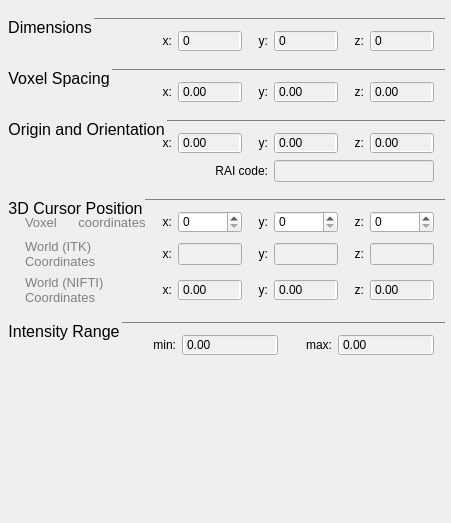
This is GUI/Qt/Components/ImageInfoInspector.ui in pyushkevich/itksnap as Qt 5 draws it before an edit. The edited form follows.
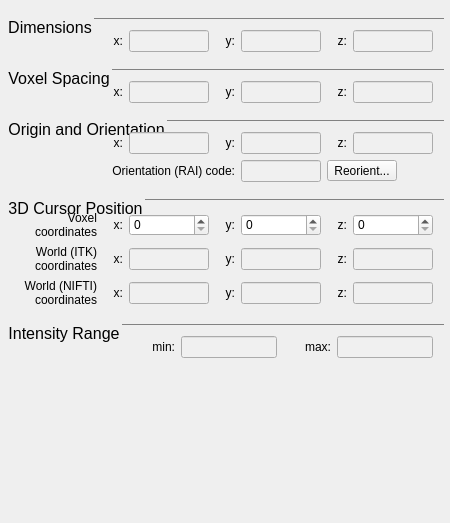
This is the edited form.

Diff of the .ui file:
```diff
--- a/GUI/Qt/Components/ImageInfoInspector.ui
+++ b/GUI/Qt/Components/ImageInfoInspector.ui
@@ -6,7 +6,7 @@
    <rect>
     <x>0</x>
     <y>0</y>
-    <width>451</width>
+    <width>450</width>
     <height>523</height>
    </rect>
   </property>
@@ -97,22 +97,16 @@
        </widget>
       </item>
       <item>
-       <widget class="QSpinBox" name="outDimX">
-        <property name="minimumSize">
+       <widget class="QLineEdit" name="outDimX">
+        <property name="maximumSize">
          <size>
-          <width>64</width>
-          <height>0</height>
+          <width>80</width>
+          <height>16777215</height>
          </size>
         </property>
         <property name="readOnly">
          <bool>true</bool>
         </property>
-        <property name="buttonSymbols">
-         <enum>QAbstractSpinBox::NoButtons</enum>
-        </property>
-        <property name="maximum">
-         <number>999999</number>
-        </property>
        </widget>
       </item>
       <item>
@@ -132,22 +126,16 @@
        </widget>
       </item>
       <item>
-       <widget class="QSpinBox" name="outDimY">
-        <property name="minimumSize">
+       <widget class="QLineEdit" name="outDimY">
+        <property name="maximumSize">
          <size>
-          <width>64</width>
-          <height>0</height>
+          <width>80</width>
+          <height>16777215</height>
          </size>
         </property>
         <property name="readOnly">
          <bool>true</bool>
         </property>
-        <property name="buttonSymbols">
-         <enum>QAbstractSpinBox::NoButtons</enum>
-        </property>
-        <property name="maximum">
-         <number>999999</number>
-        </property>
        </widget>
       </item>
       <item>
@@ -167,22 +155,16 @@
        </widget>
       </item>
       <item>
-       <widget class="QSpinBox" name="outDimZ">
-        <property name="minimumSize">
+       <widget class="QLineEdit" name="outDimZ">
+        <property name="maximumSize">
          <size>
-          <width>64</width>
-          <height>0</height>
+          <width>80</width>
+          <height>16777215</height>
          </size>
         </property>
         <property name="readOnly">
          <bool>true</bool>
         </property>
-        <property name="buttonSymbols">
-         <enum>QAbstractSpinBox::NoButtons</enum>
-        </property>
-        <property name="maximum">
-         <number>999999</number>
-        </property>
        </widget>
       </item>
      </layout>
@@ -230,22 +212,16 @@
        </widget>
       </item>
       <item>
-       <widget class="QDoubleSpinBox" name="outSpacingX">
-        <property name="minimumSize">
+       <widget class="QLineEdit" name="outSpacingX">
+        <property name="maximumSize">
          <size>
-          <width>64</width>
-          <height>0</height>
+          <width>80</width>
+          <height>16777215</height>
          </size>
         </property>
         <property name="readOnly">
          <bool>true</bool>
         </property>
-        <property name="buttonSymbols">
-         <enum>QAbstractSpinBox::NoButtons</enum>
-        </property>
-        <property name="maximum">
-         <double>999.990000000000009</double>
-        </property>
        </widget>
       </item>
       <item>
@@ -265,22 +241,16 @@
        </widget>
       </item>
       <item>
-       <widget class="QDoubleSpinBox" name="outSpacingY">
-        <property name="minimumSize">
+       <widget class="QLineEdit" name="outSpacingY">
+        <property name="maximumSize">
          <size>
-          <width>64</width>
-          <height>0</height>
+          <width>80</width>
+          <height>16777215</height>
          </size>
         </property>
         <property name="readOnly">
          <bool>true</bool>
         </property>
-        <property name="buttonSymbols">
-         <enum>QAbstractSpinBox::NoButtons</enum>
-        </property>
-        <property name="maximum">
-         <double>999.990000000000009</double>
-        </property>
        </widget>
       </item>
       <item>
@@ -300,22 +270,16 @@
        </widget>
       </item>
       <item>
-       <widget class="QDoubleSpinBox" name="outSpacingZ">
-        <property name="minimumSize">
+       <widget class="QLineEdit" name="outSpacingZ">
+        <property name="maximumSize">
          <size>
-          <width>64</width>
-          <height>0</height>
+          <width>80</width>
+          <height>16777215</height>
          </size>
         </property>
         <property name="readOnly">
          <bool>true</bool>
         </property>
-        <property name="buttonSymbols">
-         <enum>QAbstractSpinBox::NoButtons</enum>
-        </property>
-        <property name="maximum">
-         <double>999.990000000000009</double>
-        </property>
        </widget>
       </item>
      </layout>
@@ -362,25 +326,6 @@
         </property>
        </widget>
       </item>
-      <item row="0" column="2">
-       <widget class="QDoubleSpinBox" name="outOriginX">
-        <property name="minimumSize">
-         <size>
-          <width>64</width>
-          <height>0</height>
-         </size>
-        </property>
-        <property name="readOnly">
-         <bool>true</bool>
-        </property>
-        <property name="buttonSymbols">
-         <enum>QAbstractSpinBox::NoButtons</enum>
-        </property>
-        <property name="maximum">
-         <double>999.990000000000009</double>
-        </property>
-       </widget>
-      </item>
       <item row="0" column="3">
        <widget class="QLabel" name="label_8">
         <property name="minimumSize">
@@ -397,25 +342,6 @@
         </property>
        </widget>
       </item>
-      <item row="0" column="4">
-       <widget class="QDoubleSpinBox" name="outOriginY">
-        <property name="minimumSize">
-         <size>
-          <width>64</width>
-          <height>0</height>
-         </size>
-        </property>
-        <property name="readOnly">
-         <bool>true</bool>
-        </property>
-        <property name="buttonSymbols">
-         <enum>QAbstractSpinBox::NoButtons</enum>
-        </property>
-        <property name="maximum">
-         <double>999.990000000000009</double>
-        </property>
-       </widget>
-      </item>
       <item row="0" column="5">
        <widget class="QLabel" name="label_9">
         <property name="minimumSize">
@@ -432,33 +358,20 @@
         </property>
        </widget>
       </item>
-      <item row="0" column="6">
-       <widget class="QDoubleSpinBox" name="outOriginZ">
-        <property name="minimumSize">
-         <size>
-          <width>64</width>
-          <height>0</height>
-         </size>
-        </property>
-        <property name="readOnly">
-         <bool>true</bool>
-        </property>
-        <property name="buttonSymbols">
-         <enum>QAbstractSpinBox::NoButtons</enum>
-        </property>
-        <property name="maximum">
-         <double>999.990000000000009</double>
-        </property>
-       </widget>
-      </item>
-      <item row="1" column="4" colspan="3">
+      <item row="1" column="4">
        <widget class="QLineEdit" name="outRAI">
+        <property name="maximumSize">
+         <size>
+          <width>80</width>
+          <height>16777215</height>
+         </size>
+        </property>
         <property name="readOnly">
          <bool>true</bool>
         </property>
        </widget>
       </item>
-      <item row="1" column="2" colspan="2">
+      <item row="1" column="0" colspan="4">
        <widget class="QLabel" name="label_10">
         <property name="minimumSize">
          <size>
@@ -467,13 +380,59 @@
          </size>
         </property>
         <property name="text">
-         <string>RAI code:</string>
+         <string>Orientation (RAI) code:</string>
         </property>
         <property name="alignment">
          <set>Qt::AlignRight|Qt::AlignTrailing|Qt::AlignVCenter</set>
         </property>
        </widget>
       </item>
+      <item row="0" column="2">
+       <widget class="QLineEdit" name="outOriginX">
+        <property name="maximumSize">
+         <size>
+          <width>80</width>
+          <height>16777215</height>
+         </size>
+        </property>
+        <property name="readOnly">
+         <bool>true</bool>
+        </property>
+       </widget>
+      </item>
+      <item row="0" column="4">
+       <widget class="QLineEdit" name="outOriginY">
+        <property name="maximumSize">
+         <size>
+          <width>80</width>
+          <height>16777215</height>
+         </size>
+        </property>
+        <property name="readOnly">
+         <bool>true</bool>
+        </property>
+       </widget>
+      </item>
+      <item row="0" column="6">
+       <widget class="QLineEdit" name="outOriginZ">
+        <property name="maximumSize">
+         <size>
+          <width>80</width>
+          <height>16777215</height>
+         </size>
+        </property>
+        <property name="readOnly">
+         <bool>true</bool>
+        </property>
+       </widget>
+      </item>
+      <item row="1" column="5" colspan="2">
+       <widget class="QToolButton" name="toolButton">
+        <property name="text">
+         <string>Reorient...</string>
+        </property>
+       </widget>
+      </item>
      </layout>
     </widget>
    </item>
@@ -489,20 +448,7 @@
       <property name="margin">
        <number>6</number>
       </property>
-      <item row="0" column="0">
-       <spacer name="horizontalSpacer_4">
-        <property name="orientation">
-         <enum>Qt::Horizontal</enum>
-        </property>
-        <property name="sizeHint" stdset="0">
-         <size>
-          <width>40</width>
-          <height>20</height>
-         </size>
-        </property>
-       </spacer>
-      </item>
-      <item row="0" column="2">
+      <item row="0" column="1">
        <widget class="QLabel" name="label_11">
         <property name="minimumSize">
          <size>
@@ -518,7 +464,7 @@
         </property>
        </widget>
       </item>
-      <item row="0" column="4">
+      <item row="0" column="3">
        <widget class="QLabel" name="label_12">
         <property name="minimumSize">
          <size>
@@ -534,7 +480,7 @@
         </property>
        </widget>
       </item>
-      <item row="0" column="6">
+      <item row="0" column="5">
        <widget class="QLabel" name="label_13">
         <property name="minimumSize">
          <size>
@@ -550,25 +496,7 @@
         </property>
        </widget>
       </item>
-      <item row="0" column="1">
-       <widget class="QLabel" name="label_14">
-        <property name="font">
-         <font>
-          <pointsize>10</pointsize>
-         </font>
-        </property>
-        <property name="styleSheet">
-         <string notr="true">color:gray;</string>
-        </property>
-        <property name="text">
-         <string>Voxel      coordinates</string>
-        </property>
-        <property name="wordWrap">
-         <bool>true</bool>
-        </property>
-       </widget>
-      </item>
-      <item row="1" column="6">
+      <item row="1" column="5">
        <widget class="QLabel" name="label_15">
         <property name="minimumSize">
          <size>
@@ -584,7 +512,7 @@
         </property>
        </widget>
       </item>
-      <item row="1" column="4">
+      <item row="1" column="3">
        <widget class="QLabel" name="label_16">
         <property name="minimumSize">
          <size>
@@ -600,58 +528,8 @@
         </property>
        </widget>
       </item>
-      <item row="1" column="2">
-       <widget class="QLabel" name="label_17">
-        <property name="minimumSize">
-         <size>
-          <width>20</width>
-          <height>0</height>
-         </size>
-        </property>
-        <property name="text">
-         <string>x:</string>
-        </property>
-        <property name="alignment">
-         <set>Qt::AlignRight|Qt::AlignTrailing|Qt::AlignVCenter</set>
-        </property>
-       </widget>
-      </item>
       <item row="1" column="1">
-       <widget class="QLabel" name="label_18">
-        <property name="font">
-         <font>
-          <pointsize>10</pointsize>
-         </font>
-        </property>
-        <property name="styleSheet">
-         <string notr="true">color:gray;</string>
-        </property>
-        <property name="text">
-         <string>World (ITK) Coordinates</string>
-        </property>
-        <property name="wordWrap">
-         <bool>true</bool>
-        </property>
-       </widget>
-      </item>
-      <item row="2" column="7">
-       <widget class="QDoubleSpinBox" name="outNiftiZ">
-        <property name="minimumSize">
-         <size>
-          <width>64</width>
-          <height>0</height>
-         </size>
-        </property>
-        <property name="readOnly">
-         <bool>true</bool>
-        </property>
-        <property name="buttonSymbols">
-         <enum>QAbstractSpinBox::NoButtons</enum>
-        </property>
-       </widget>
-      </item>
-      <item row="2" column="6">
-       <widget class="QLabel" name="label_19">
+       <widget class="QLabel" name="label_17">
         <property name="minimumSize">
          <size>
           <width>20</width>
@@ -659,7 +537,7 @@
          </size>
         </property>
         <property name="text">
-         <string>z:</string>
+         <string>x:</string>
         </property>
         <property name="alignment">
          <set>Qt::AlignRight|Qt::AlignTrailing|Qt::AlignVCenter</set>
@@ -667,23 +545,7 @@
        </widget>
       </item>
       <item row="2" column="5">
-       <widget class="QDoubleSpinBox" name="outNiftiY">
-        <property name="minimumSize">
-         <size>
-          <width>64</width>
-          <height>0</height>
-         </size>
-        </property>
-        <property name="readOnly">
-         <bool>true</bool>
-        </property>
-        <property name="buttonSymbols">
-         <enum>QAbstractSpinBox::NoButtons</enum>
-        </property>
-       </widget>
-      </item>
-      <item row="2" column="4">
-       <widget class="QLabel" name="label_20">
+       <widget class="QLabel" name="label_19">
         <property name="minimumSize">
          <size>
           <width>20</width>
@@ -691,7 +553,7 @@
          </size>
         </property>
         <property name="text">
-         <string>y:</string>
+         <string>z:</string>
         </property>
         <property name="alignment">
          <set>Qt::AlignRight|Qt::AlignTrailing|Qt::AlignVCenter</set>
@@ -699,23 +561,7 @@
        </widget>
       </item>
       <item row="2" column="3">
-       <widget class="QDoubleSpinBox" name="outNiftiX">
-        <property name="minimumSize">
-         <size>
-          <width>64</width>
-          <height>0</height>
-         </size>
-        </property>
-        <property name="readOnly">
-         <bool>true</bool>
-        </property>
-        <property name="buttonSymbols">
-         <enum>QAbstractSpinBox::NoButtons</enum>
-        </property>
-       </widget>
-      </item>
-      <item row="2" column="2">
-       <widget class="QLabel" name="label_21">
+       <widget class="QLabel" name="label_20">
         <property name="minimumSize">
          <size>
           <width>20</width>
@@ -723,7 +569,7 @@
          </size>
         </property>
         <property name="text">
-         <string>x:</string>
+         <string>y:</string>
         </property>
         <property name="alignment">
          <set>Qt::AlignRight|Qt::AlignTrailing|Qt::AlignVCenter</set>
@@ -731,24 +577,22 @@
        </widget>
       </item>
       <item row="2" column="1">
-       <widget class="QLabel" name="label_22">
-        <property name="font">
-         <font>
-          <pointsize>10</pointsize>
-         </font>
-        </property>
-        <property name="styleSheet">
-         <string notr="true">color:gray;</string>
+       <widget class="QLabel" name="label_21">
+        <property name="minimumSize">
+         <size>
+          <width>20</width>
+          <height>0</height>
+         </size>
         </property>
         <property name="text">
-         <string>World (NIFTI) Coordinates</string>
+         <string>x:</string>
         </property>
-        <property name="wordWrap">
-         <bool>true</bool>
+        <property name="alignment">
+         <set>Qt::AlignRight|Qt::AlignTrailing|Qt::AlignVCenter</set>
         </property>
        </widget>
       </item>
-      <item row="0" column="3">
+      <item row="0" column="2">
        <widget class="QSpinBox" name="inVoxX">
         <property name="minimumSize">
          <size>
@@ -764,7 +608,7 @@
         </property>
        </widget>
       </item>
-      <item row="0" column="5">
+      <item row="0" column="4">
        <widget class="QSpinBox" name="inVoxY">
         <property name="minimumSize">
          <size>
@@ -780,7 +624,7 @@
         </property>
        </widget>
       </item>
-      <item row="0" column="7">
+      <item row="0" column="6">
        <widget class="QSpinBox" name="inVoxZ">
         <property name="minimumSize">
          <size>
@@ -796,11 +640,23 @@
         </property>
        </widget>
       </item>
-      <item row="1" column="3">
+      <item row="1" column="2">
        <widget class="QLineEdit" name="outItkX">
+        <property name="sizePolicy">
+         <sizepolicy hsizetype="Expanding" vsizetype="Fixed">
+          <horstretch>0</horstretch>
+          <verstretch>0</verstretch>
+         </sizepolicy>
+        </property>
+        <property name="minimumSize">
+         <size>
+          <width>80</width>
+          <height>0</height>
+         </size>
+        </property>
         <property name="maximumSize">
          <size>
-          <width>64</width>
+          <width>80</width>
           <height>16777215</height>
          </size>
         </property>
@@ -809,11 +665,23 @@
         </property>
        </widget>
       </item>
-      <item row="1" column="5">
+      <item row="1" column="4">
        <widget class="QLineEdit" name="outItkY">
+        <property name="sizePolicy">
+         <sizepolicy hsizetype="Expanding" vsizetype="Fixed">
+          <horstretch>0</horstretch>
+          <verstretch>0</verstretch>
+         </sizepolicy>
+        </property>
+        <property name="minimumSize">
+         <size>
+          <width>80</width>
+          <height>0</height>
+         </size>
+        </property>
         <property name="maximumSize">
          <size>
-          <width>64</width>
+          <width>80</width>
           <height>16777215</height>
          </size>
         </property>
@@ -822,7 +690,7 @@
         </property>
        </widget>
       </item>
-      <item row="1" column="7">
+      <item row="1" column="6">
        <widget class="QLineEdit" name="outItkZ">
         <property name="sizePolicy">
          <sizepolicy hsizetype="Expanding" vsizetype="Fixed">
@@ -832,13 +700,64 @@
         </property>
         <property name="minimumSize">
          <size>
+          <width>80</width>
+          <height>0</height>
+         </size>
+        </property>
+        <property name="maximumSize">
+         <size>
+          <width>80</width>
+          <height>16777215</height>
+         </size>
+        </property>
+        <property name="readOnly">
+         <bool>true</bool>
+        </property>
+       </widget>
+      </item>
+      <item row="2" column="2">
+       <widget class="QLineEdit" name="outNiftiX">
+        <property name="maximumSize">
+         <size>
+          <width>80</width>
+          <height>16777215</height>
+         </size>
+        </property>
+        <property name="readOnly">
+         <bool>true</bool>
+        </property>
+       </widget>
+      </item>
+      <item row="2" column="4">
+       <widget class="QLineEdit" name="outNiftiY">
+        <property name="maximumSize">
+         <size>
+          <width>80</width>
+          <height>16777215</height>
+         </size>
+        </property>
+        <property name="readOnly">
+         <bool>true</bool>
+        </property>
+       </widget>
+      </item>
+      <item row="2" column="6">
+       <widget class="QLineEdit" name="outNiftiZ">
+        <property name="sizePolicy">
+         <sizepolicy hsizetype="Expanding" vsizetype="Fixed">
+          <horstretch>0</horstretch>
+          <verstretch>0</verstretch>
+         </sizepolicy>
+        </property>
+        <property name="minimumSize">
+         <size>
           <width>0</width>
           <height>0</height>
          </size>
         </property>
         <property name="maximumSize">
          <size>
-          <width>64</width>
+          <width>80</width>
           <height>16777215</height>
          </size>
         </property>
@@ -847,6 +766,72 @@
         </property>
        </widget>
       </item>
+      <item row="0" column="0">
+       <widget class="QLabel" name="label_18">
+        <property name="font">
+         <font>
+          <pointsize>9</pointsize>
+         </font>
+        </property>
+        <property name="text">
+         <string>Voxel coordinates</string>
+        </property>
+        <property name="alignment">
+         <set>Qt::AlignRight|Qt::AlignTrailing|Qt::AlignVCenter</set>
+        </property>
+        <property name="wordWrap">
+         <bool>true</bool>
+        </property>
+       </widget>
+      </item>
+      <item row="1" column="0">
+       <widget class="QLabel" name="label_14">
+        <property name="sizePolicy">
+         <sizepolicy hsizetype="Preferred" vsizetype="Preferred">
+          <horstretch>1</horstretch>
+          <verstretch>0</verstretch>
+         </sizepolicy>
+        </property>
+        <property name="font">
+         <font>
+          <pointsize>9</pointsize>
+         </font>
+        </property>
+        <property name="text">
+         <string>World (ITK) coordinates</string>
+        </property>
+        <property name="alignment">
+         <set>Qt::AlignRight|Qt::AlignTrailing|Qt::AlignVCenter</set>
+        </property>
+        <property name="wordWrap">
+         <bool>true</bool>
+        </property>
+       </widget>
+      </item>
+      <item row="2" column="0">
+       <widget class="QLabel" name="label_22">
+        <property name="sizePolicy">
+         <sizepolicy hsizetype="Preferred" vsizetype="Preferred">
+          <horstretch>1</horstretch>
+          <verstretch>0</verstretch>
+         </sizepolicy>
+        </property>
+        <property name="font">
+         <font>
+          <pointsize>9</pointsize>
+         </font>
+        </property>
+        <property name="text">
+         <string>World (NIFTI) coordinates</string>
+        </property>
+        <property name="alignment">
+         <set>Qt::AlignRight|Qt::AlignTrailing|Qt::AlignVCenter</set>
+        </property>
+        <property name="wordWrap">
+         <bool>true</bool>
+        </property>
+       </widget>
+      </item>
      </layout>
     </widget>
    </item>
@@ -892,19 +877,28 @@
        </widget>
       </item>
       <item>
-       <widget class="QDoubleSpinBox" name="outIntensityMin">
+       <widget class="QLineEdit" name="outMin">
+        <property name="sizePolicy">
+         <sizepolicy hsizetype="Expanding" vsizetype="Fixed">
+          <horstretch>0</horstretch>
+          <verstretch>0</verstretch>
+         </sizepolicy>
+        </property>
         <property name="minimumSize">
          <size>
           <width>96</width>
           <height>0</height>
          </size>
         </property>
+        <property name="maximumSize">
+         <size>
+          <width>64</width>
+          <height>16777215</height>
+         </size>
+        </property>
         <property name="readOnly">
          <bool>true</bool>
         </property>
-        <property name="buttonSymbols">
-         <enum>QAbstractSpinBox::NoButtons</enum>
-        </property>
        </widget>
       </item>
       <item>
@@ -924,19 +918,28 @@
        </widget>
       </item>
       <item>
-       <widget class="QDoubleSpinBox" name="outIntensityMax">
+       <widget class="QLineEdit" name="outMax">
+        <property name="sizePolicy">
+         <sizepolicy hsizetype="Expanding" vsizetype="Fixed">
+          <horstretch>0</horstretch>
+          <verstretch>0</verstretch>
+         </sizepolicy>
+        </property>
         <property name="minimumSize">
          <size>
           <width>96</width>
           <height>0</height>
          </size>
         </property>
+        <property name="maximumSize">
+         <size>
+          <width>64</width>
+          <height>16777215</height>
+         </size>
+        </property>
         <property name="readOnly">
          <bool>true</bool>
         </property>
-        <property name="buttonSymbols">
-         <enum>QAbstractSpinBox::NoButtons</enum>
-        </property>
        </widget>
       </item>
      </layout>
```
